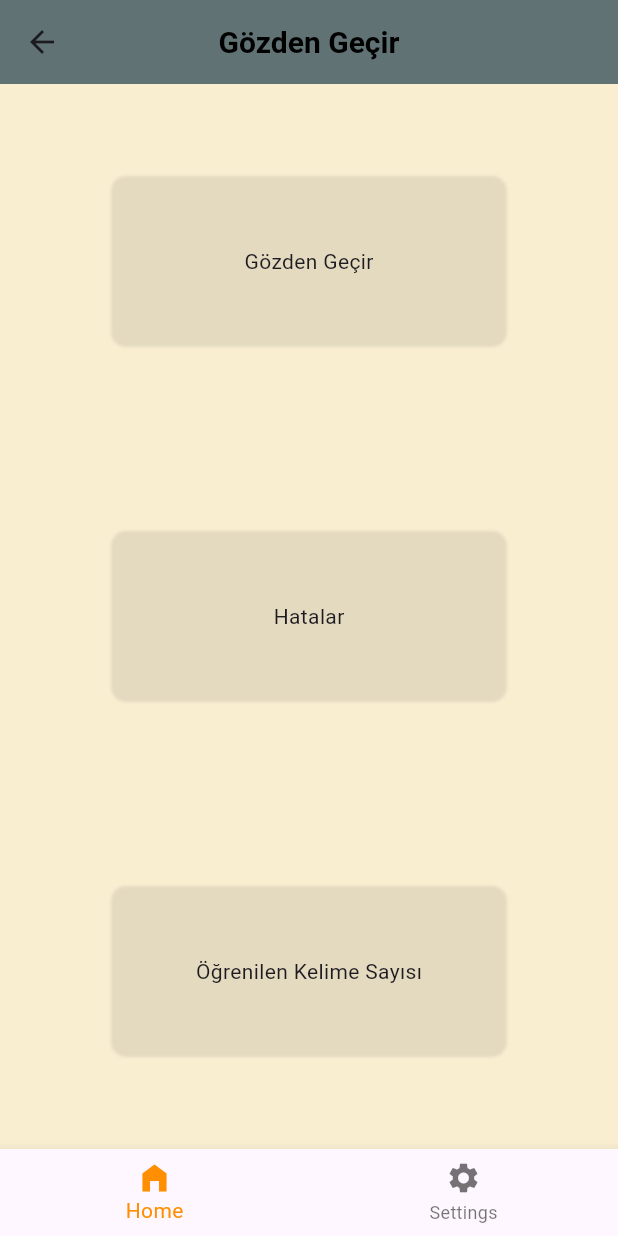
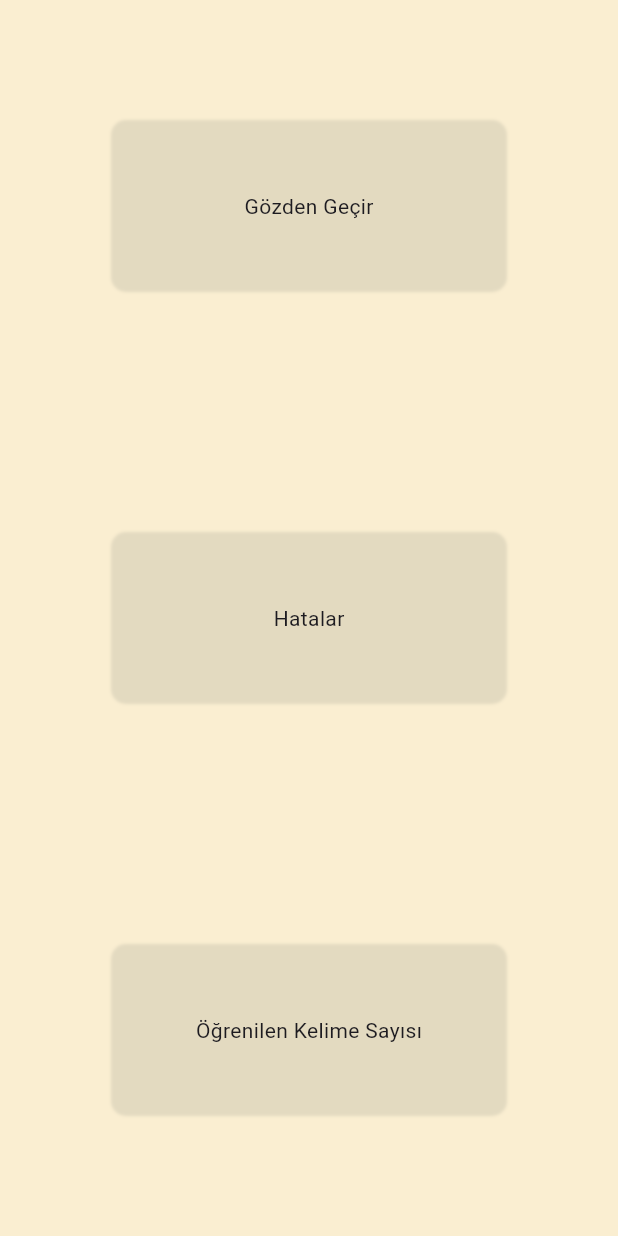
Before and after one commit to yasinctn/word_wizard, a Flutter app: the GozdenGecir screen opened directly, on a phone screen of 412 x 824 dp. Run offline on Flutter 3.47's test engine with Material 3 defaults, Android fonts, the phone set to English and light mode, and no system bars; our stand-ins replace audioplayers.

Commit message:
tema ayarı yapıldı.

```diff
--- a/lib/Screens/gozdengecir.dart
+++ b/lib/Screens/gozdengecir.dart
@@ -22,10 +22,6 @@ class stateGozdenGecir extends State<GozdenGecir> {
   Widget build(BuildContext context) {
     return SafeArea(
       child: Scaffold(
-        appBar: AppBar(
-          title: const Text("Gözden Geçir"),
-          centerTitle: true,
-        ),
         body: const Center(
           child: Column(
             mainAxisAlignment: MainAxisAlignment.spaceAround,
@@ -36,23 +32,6 @@ class stateGozdenGecir extends State<GozdenGecir> {
             ],
           ),
         ),
-        bottomNavigationBar:
-            BottomNavigationBar(items: const <BottomNavigationBarItem>[
-          BottomNavigationBarItem(
-            icon: Icon(Icons.home_filled),
-            label: 'Home',
-          ),
-          BottomNavigationBarItem(
-            icon: Icon(Icons.settings),
-            label: 'Settings',
-          ),
-
-        ],
-          currentIndex: selectedIndex,
-          selectedItemColor: Colors.amber[800],
-          onTap: onItemTapped,
-        ),
-
       ),
     );
   }
--- a/lib/main.dart
+++ b/lib/main.dart
@@ -1,20 +1,36 @@
 import 'package:flutter/material.dart';
+import 'package:provider/provider.dart';
+import 'package:word_wizard/Screens/ayarlar.dart';
+import 'package:word_wizard/Screens/gozdengecir.dart';
 import 'package:word_wizard/Screens/kategori_widget.dart';
+import 'package:word_wizard/theme_provider.dart';
 
 void main() {
-  runApp(const MainApp());
+  runApp(
+    ChangeNotifierProvider(
+      create: (context) => ThemeProvider(),
+      child: MainApp()
+    ),
+  );
 }
 
-class MainApp extends StatelessWidget {
+class MainApp extends StatefulWidget {
   const MainApp({super.key});
 
   @override
+  State<MainApp> createState() => _MainAppState();
+}
+
+List<Widget> sayfalar = [KategoriWidget(),GozdenGecir(),AppTheme()];
+int secilenIndex = 0;
+
+class _MainAppState extends State<MainApp> {
+
   Widget build(BuildContext context) {
-    List<Widget> sayfalar = [KategoriWidget()/*0,GozdenGecir(),Ayarlar()*/];
-    int secilenIndex = 0;
+    final provider=Provider.of<ThemeProvider>(context);
     return MaterialApp(
       debugShowCheckedModeBanner: false,
-      theme: ThemeData(
+      theme: provider.theme==Brightness.light?ThemeData(
         scaffoldBackgroundColor: const  Color.fromRGBO(250, 238, 209, 1),
         appBarTheme:AppBarTheme(
           titleTextStyle: TextStyle(
@@ -27,7 +43,7 @@ class MainApp extends StatelessWidget {
         bottomNavigationBarTheme: BottomNavigationBarThemeData(
           selectedItemColor: Colors.black,
         ),
-      ),
+      ):ThemeData.dark(),
       home: Scaffold(
         appBar: AppBar(
           title: Center(
@@ -43,7 +59,12 @@ class MainApp extends StatelessWidget {
           BottomNavigationBarItem(icon: Icon(Icons.home),label: 'Ana Sayfa'),
           BottomNavigationBarItem(icon: Icon(Icons.rocket),label: 'Gözden Geçir'),
           BottomNavigationBarItem(icon: Icon(Icons.settings),label: 'Ayarlar'),
-        ]),
+          ],
+          currentIndex: secilenIndex,
+          onTap: (value) => setState(() {
+            secilenIndex=value;
+          }),
+        ),
         )
     );
   }
--- /dev/null
+++ b/lib/theme_provider.dart
@@ -0,0 +1,12 @@
+import 'package:flutter/material.dart';
+
+class ThemeProvider extends ChangeNotifier{
+  Brightness _theme=Brightness.light;
+
+  Brightness get theme=>_theme;
+
+  void setThemeMode(Brightness mode){
+    _theme=mode;
+    notifyListeners();
+  }
+}
--- a/pubspec.yaml
+++ b/pubspec.yaml
@@ -12,6 +12,7 @@ dependencies:
   flutter:
     sdk: flutter
   path_provider: ^2.1.1
+  provider: ^6.1.1
 
 dev_dependencies:
   flutter_test:
```
Also changed, not shown: lib/Screens/ayarlar.dart (+13 -6 lines), pubspec.lock.
